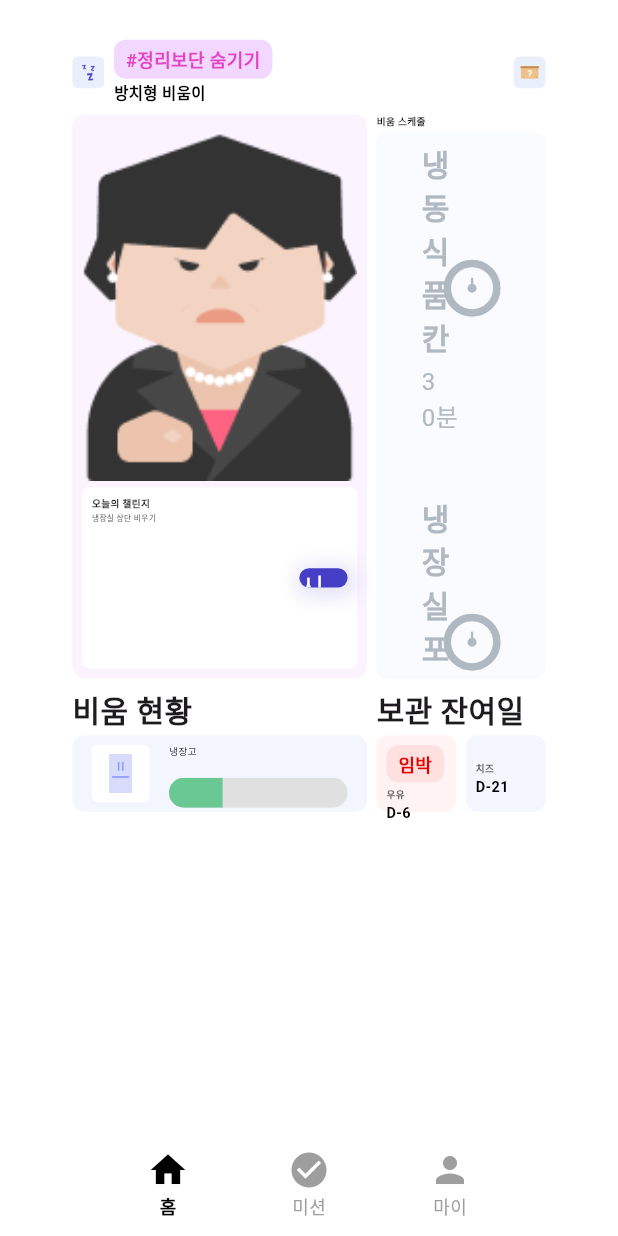
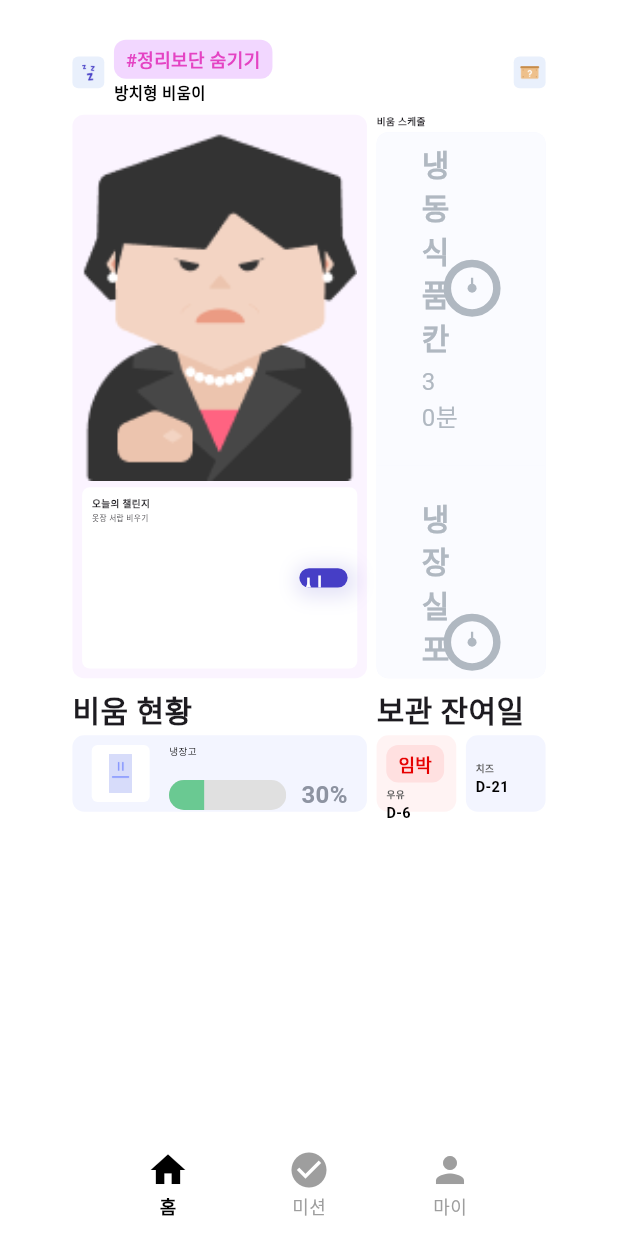
Before and after one commit to Mu-swu/Mu-Flutter, a Flutter app: the screen it shows after launch, scrolled down 576 dp, on a phone screen of 412 x 824 dp. Run offline on Flutter 3.47's test engine with Material 3 defaults, Android fonts, the phone set to English and light mode, and no system bars; our stand-ins replace camera, drift, fl_chart, flutter_dotenv, flutter_slidable, flutter_svg and 6 more; missing offline and left inert: tflite_flutter; accounts and stored records are empty; generated files the repository leaves out were written again.

Commit message:
메인 유형별 적용

```diff
--- a/lib/main.dart
+++ b/lib/main.dart
@@ -352,7 +352,11 @@ class _FigmaHomePageState extends State<FigmaHomePage> {
                                                   ),
                                                 ),
                                                 Text(
-                                                  '냉장실 상단 비우기',
+                                                    UserThemeManager.currentUserType == UserType.gam
+                                                        ? '냉장실 상단 비우기'
+                                                        : (UserThemeManager.currentUserType == UserType.mol
+                                                        ? '서랍장 2단 비우기'
+                                                        : '옷장 서랍 비우기'),
                                                   style: TextStyle(
                                                     fontSize: 16 * overallRatio,
                                                   ),
@@ -407,24 +411,40 @@ class _FigmaHomePageState extends State<FigmaHomePage> {
                                       ),
                                       child: ListView(
                                         padding: EdgeInsets.zero,
-                                        children: const [
+                                        children: [
                                           ScheduleItem(
-                                            title: '냉장실 한 칸',
+                                            title: UserThemeManager.currentUserType == UserType.mol
+                                                ? '2단'
+                                                : (UserThemeManager.currentUserType == UserType.gam
+                                                ? '서랍'
+                                                : '냉장실 한 칸'),
                                             time: '45분',
                                             isCompleted: false,
                                           ),
                                           ScheduleItem(
-                                            title: '얼음/얼린 식재료 칸',
+                                            title: UserThemeManager.currentUserType == UserType.mol
+                                                ? '3단'
+                                                : (UserThemeManager.currentUserType == UserType.gam
+                                                ? '행거 구역'
+                                                : '얼음/얼린 식재료 칸'),
                                             time: '1시간',
                                             isCompleted: false,
                                           ),
                                           ScheduleItem(
-                                            title: '냉동식품 칸',
+                                            title: UserThemeManager.currentUserType == UserType.mol
+                                                ? '1단'
+                                                : (UserThemeManager.currentUserType == UserType.gam
+                                                ? '옷장 바닥 공간'
+                                                : '냉동식품 칸'),
                                             time: '30분',
                                             isCompleted: true,
                                           ),
                                           ScheduleItem(
-                                            title: '냉장실 포켓',
+                                            title: UserThemeManager.currentUserType == UserType.mol
+                                                ? '보조 포켓'
+                                                : (UserThemeManager.currentUserType == UserType.gam
+                                                ? '보조 포켓'
+                                                : '냉장실 포켓'),
                                             time: '30분',
                                             isCompleted: true,
                                           ),
@@ -520,7 +540,11 @@ class _FigmaHomePageState extends State<FigmaHomePage> {
                                               MainAxisAlignment.center,
                                               children: [
                                                 Text(
-                                                  '냉장고',
+                                                  UserThemeManager.currentUserType == UserType.mol
+                                                      ? '서랍'
+                                                      : (UserThemeManager.currentUserType == UserType.gam
+                                                      ? '옷장'
+                                                      : '냉장고'),
                                                   style: TextStyle(
                                                     fontSize: 20 * overallRatio,
                                                     color: Colors.black,
@@ -529,6 +553,7 @@ class _FigmaHomePageState extends State<FigmaHomePage> {
                                                 SizedBox(
                                                   height: 40 * overallRatio,
                                                 ),
+                                                // 👇 요청하신 'LinearProgressIndicator'와 '30%' 텍스트를 포함하는 Row가 이 자리에 들어갑니다.
                                                 Row(
                                                   mainAxisAlignment:
                                                   MainAxisAlignment.start,
@@ -560,6 +585,15 @@ class _FigmaHomePageState extends State<FigmaHomePage> {
                                                             ),
                                                           ),
                                                         ),
+                                                      ),
+                                                    ),
+                                                    SizedBox(width: 10), // 진행바와 텍스트 사이 간격
+                                                    const Text(
+                                                      '30%',
+                                                      style: TextStyle(
+                                                        fontSize: 16, // 적절한 크기로 설정
+                                                        fontWeight: FontWeight.bold,
+                                                        color: Color(0xFF8D93A1),
                                                       ),
                                                     ),
                                                   ],
--- a/lib/my_page.dart
+++ b/lib/my_page.dart
@@ -507,7 +507,7 @@ class _MyPageState extends State<MyPage> {
     final Map<String, String> todayTip = tips[todayTipIndex];
 
     return Container(
-      height: 302,
+      height: 350,
       padding: EdgeInsets.all(30 * widthRatio),
       decoration: BoxDecoration(
         color: const Color(0xFFF3F5FF),
```
Lines whose indentation alone changed are shown as unchanged.
